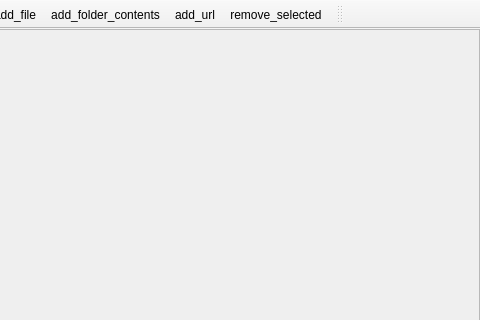
Above: src/frontend/main_window.ui from dv1/ion_player before the change; both pictures show x 394 to 874 and y 0 to 320 of the 874 by 666 pixel window. Below: the same form after it.
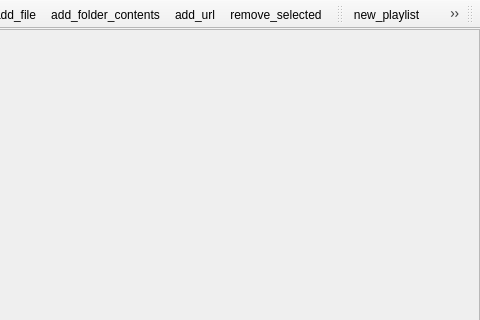
That is the form after the change. Icons and pictures are not drawn.

Commit message: Renaming and deleting playlists implemented Moved URI to tooltips Added playlist toolbar Fixed bug in uri.hpp < operator

```diff
--- a/src/frontend/main_window.ui
+++ b/src/frontend/main_window.ui
@@ -118,6 +118,20 @@
    <addaction name="action_add_url"/>
    <addaction name="action_remove_selected"/>
   </widget>
+  <widget class="QToolBar" name="playlist_toolbar">
+   <property name="windowTitle">
+    <string>toolBar</string>
+   </property>
+   <attribute name="toolBarArea">
+    <enum>TopToolBarArea</enum>
+   </attribute>
+   <attribute name="toolBarBreak">
+    <bool>false</bool>
+   </attribute>
+   <addaction name="action_new_playlist"/>
+   <addaction name="action_rename_playlist"/>
+   <addaction name="action_delete_playlist"/>
+  </widget>
   <widget class="QToolBar" name="sliders_toolbar">
    <property name="windowTitle">
     <string>Sliders</string>
@@ -237,6 +251,33 @@
     <string>remove_selected</string>
    </property>
   </action>
+  <action name="action_new_playlist">
+   <property name="icon">
+    <iconset resource="resources.qrc">
+     <normaloff>:/icons/new_playlist</normaloff>:/icons/new_playlist</iconset>
+   </property>
+   <property name="text">
+    <string>new_playlist</string>
+   </property>
+  </action>
+  <action name="action_delete_playlist">
+   <property name="icon">
+    <iconset resource="resources.qrc">
+     <normaloff>:/icons/delete_playlist</normaloff>:/icons/delete_playlist</iconset>
+   </property>
+   <property name="text">
+    <string>delete_playlist</string>
+   </property>
+  </action>
+  <action name="action_rename_playlist">
+   <property name="icon">
+    <iconset resource="resources.qrc">
+     <normaloff>:/icons/rename_playlist</normaloff>:/icons/rename_playlist</iconset>
+   </property>
+   <property name="text">
+    <string>rename_playlist</string>
+   </property>
+  </action>
  </widget>
  <resources>
   <include location="resources.qrc"/>
```
Left out of the diff: 7 changed lines with no effect on the pictures. The commit also changes 14 other files.
